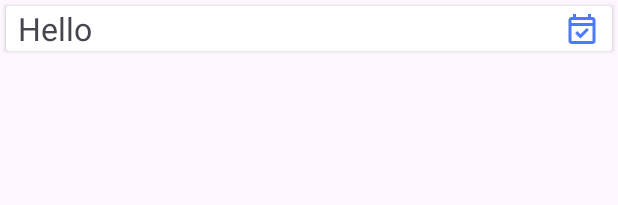
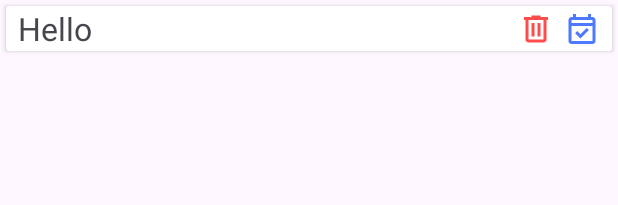
Before and after one commit to streakline/app, an Android app: the layout item_task.xml on its own in the app's theme, with its tools: preview values and no code run, on a phone screen of 412 x 824 dp. Shown: the top 205 px of the screen. Run offline under Robolectric (Android 15) with nearby library versions, the phone set to English and light mode, and no system bars.

Commit message:
task removal added

```diff
--- a/streakline/StreakLine/app/src/main/java/com/example/streakline/TaskAdapter.kt
+++ b/streakline/StreakLine/app/src/main/java/com/example/streakline/TaskAdapter.kt
@@ -4,7 +4,7 @@ import android.view.LayoutInflater
 import android.view.ViewGroup
 import androidx.recyclerview.widget.RecyclerView
 
-class TaskAdapter(private val tasks:List<String>):RecyclerView.Adapter<TaskViewHolder>() {
+class TaskAdapter(private val tasks:List<String>, private val onItemDel: (Int) -> Unit):RecyclerView.Adapter<TaskViewHolder>() {
     override fun onCreateViewHolder(parent: ViewGroup, viewType: Int): TaskViewHolder {
         val layoutInflater = LayoutInflater.from(parent.context)
         return TaskViewHolder(layoutInflater.inflate(R.layout.item_task, parent, false))
@@ -13,7 +13,7 @@ class TaskAdapter(private val tasks:List<String>):RecyclerView.Adapter<TaskViewH
     override fun getItemCount() = tasks.size
 
     override fun onBindViewHolder(holder: TaskViewHolder, position: Int) {
-        holder.render(tasks[position])
+        holder.render(tasks[position], onItemDel)
     }
 
 }
--- /dev/null
+++ b/streakline/StreakLine/app/src/main/res/drawable/delete.xml
@@ -0,0 +1,9 @@
+<vector xmlns:android="http://schemas.android.com/apk/res/android"
+    android:width="24dp"
+    android:height="24dp"
+    android:viewportWidth="960"
+    android:viewportHeight="960">
+  <path
+      android:fillColor="#FF000000"
+      android:pathData="M280,840q-33,0 -56.5,-23.5T200,760v-520h-40v-80h200v-40h240v40h200v80h-40v520q0,33 -23.5,56.5T680,840L280,840ZM680,240L280,240v520h400v-520ZM360,680h80v-360h-80v360ZM520,680h80v-360h-80v360ZM280,240v520,-520Z"/>
+</vector>
--- a/streakline/StreakLine/app/src/main/res/layout/item_task.xml
+++ b/streakline/StreakLine/app/src/main/res/layout/item_task.xml
@@ -25,6 +25,19 @@
         tools:text="Hello" />
 
     <ImageView
+        android:id="@+id/ivTaskDel"
+        android:layout_width="wrap_content"
+        android:layout_height="wrap_content"
+        android:layout_margin="8dp"
+        android:src="@drawable/delete"
+        app:layout_constraintBottom_toBottomOf="parent"
+        app:layout_constraintEnd_toEndOf="parent"
+        app:layout_constraintHorizontal_bias="0.9"
+        app:layout_constraintStart_toEndOf="@+id/tvTask"
+        app:layout_constraintTop_toTopOf="parent"
+        app:tint="@color/red" />
+
+    <ImageView
         android:layout_width="wrap_content"
         android:layout_height="wrap_content"
         android:layout_margin="8dp"
--- a/streakline/StreakLine/app/src/main/res/values/colors.xml
+++ b/streakline/StreakLine/app/src/main/res/values/colors.xml
@@ -3,4 +3,5 @@
     <color name="black">#FF000000</color>
     <color name="white">#FFFFFFFF</color>
     <color name="blue">#4d79ff</color>
+    <color name="red">#FF4D4D</color>
 </resources>
```
Also changed, not shown: streakline/StreakLine/app/src/main/java/com/example/streakline/MainActivity.kt (+7 -1 lines), streakline/StreakLine/app/src/main/java/com/example/streakline/TaskViewHolder.kt (+6 -2 lines).
